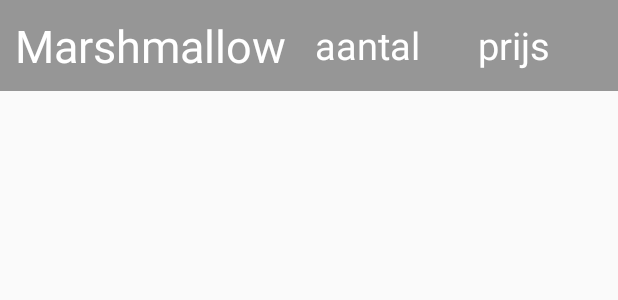
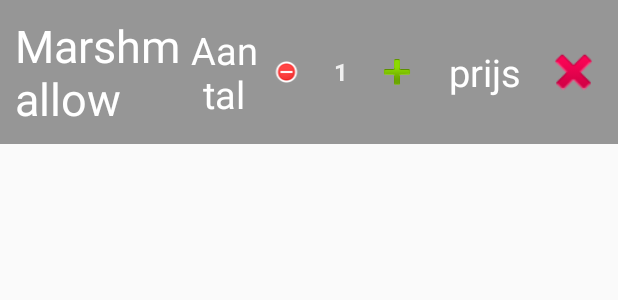
Before and after one commit to STahaYasin/e-menu-android, an Android app: the layout order_list.xml on its own in the app's theme, with its tools: preview values and no code run, on a phone screen of 412 x 824 dp. Shown: the top 300 px of the screen. Run offline under Robolectric (Android 15) with nearby library versions, the phone set to English and light mode, and no system bars.

Commit message:
check rewind and order details added

```diff
--- a/app/src/main/res/layout/activity_order.xml
+++ b/app/src/main/res/layout/activity_order.xml
@@ -67,11 +67,11 @@
             android:layout_weight="1.5">
 
             <Button
+                android:id="@+id/order"
                 android:layout_width="match_parent"
                 android:layout_height="match_parent"
                 android:layout_weight="1"
-                android:text="bestel">
-            </Button>
+                android:text="bestel"></Button>
         </LinearLayout>
 
         <LinearLayout
--- a/app/src/main/res/layout/activity_splash.xml
+++ b/app/src/main/res/layout/activity_splash.xml
@@ -31,7 +31,14 @@
             android:layout_width="match_parent"
             android:layout_height="0dp"
             android:layout_weight="1"
-            ></LinearLayout>
+            >
+            <ImageView
+                android:id="@+id/checkAgain"
+                android:layout_width="match_parent"
+                android:layout_height="match_parent"
+                android:src="@android:drawable/ic_menu_rotate"
+                android:visibility="invisible"></ImageView>
+        </LinearLayout>
 
 
         <LinearLayout
--- a/app/src/main/res/layout/order_list.xml
+++ b/app/src/main/res/layout/order_list.xml
@@ -13,32 +13,71 @@
     <TextView
         android:id="@+id/name"
         android:layout_width="0dp"
-        android:layout_weight="5"
+        android:layout_weight="3"
         android:layout_height="match_parent"
         android:layout_alignParentTop="true"
         android:text="Marshmallow"
         android:textSize="30dp"
         android:textAppearance="?android:attr/textAppearanceSmall"
         android:textColor="@android:color/white" />
+    <LinearLayout
+        android:layout_width="0dp"
+        android:layout_height="match_parent"
+        android:layout_weight="4"
+        android:weightSum="7"
+        android:orientation="horizontal">
+        <TextView
+            android:layout_width="0dp"
+            android:layout_weight="2"
+            android:layout_height="match_parent"
+            android:gravity="center"
+            android:textSize="25dp"
+            android:text="Aantal"
+            android:textColor="@android:color/white" />
 
+        <ImageView
+            android:id="@+id/decrease"
+            android:layout_width="0dp"
+            android:layout_height="wrap_content"
+            android:layout_weight="1.7"
+            android:layout_gravity="center"
+            android:gravity="center"
+            android:src="@android:drawable/presence_busy"/>
+
+        <TextView
+            android:id="@+id/aantal"
+            android:layout_width="0dp"
+            android:layout_height="match_parent"
+            android:text="1"
+            android:textColor="@color/white"
+            android:layout_weight="1.6"
+            android:textStyle="bold"
+            android:gravity="center"
+            android:textSize="16sp" />
+
+        <ImageView
+            android:id="@+id/increase"
+            android:layout_width="0dp"
+            android:layout_height="wrap_content"
+            android:layout_weight="1.7"
+            android:layout_gravity="center"
+            android:src="@android:drawable/ic_input_add"/>
+    </LinearLayout>
     <TextView
         android:layout_width="0dp"
         android:layout_weight="2"
-        android:layout_height="match_parent"
-        android:id="@+id/aantal"
-        android:gravity="center"
-        android:textSize="25dp"
-        android:text="aantal"
-        android:textColor="@android:color/white" />
-    <TextView
-        android:layout_width="0dp"
-        android:layout_weight="3"
         android:layout_height="match_parent"
         android:id="@+id/price"
         android:gravity="center"
         android:textSize="25dp"
         android:text="prijs"
         android:textColor="@android:color/white" />
+    <ImageView
+        android:layout_width="0dp"
+        android:layout_height="match_parent"
+        android:id="@+id/delete"
+        android:layout_weight="1"
+        android:src="@android:drawable/ic_delete"/>
 </LinearLayout>
 
 
```
